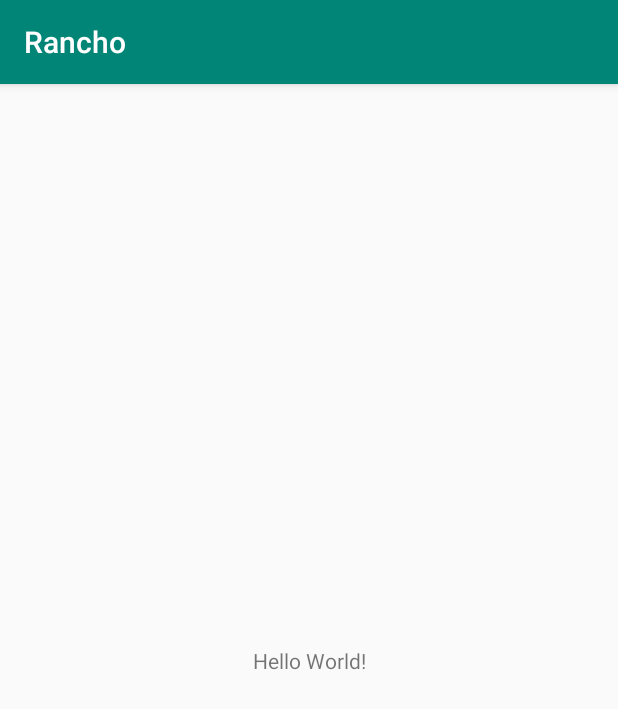
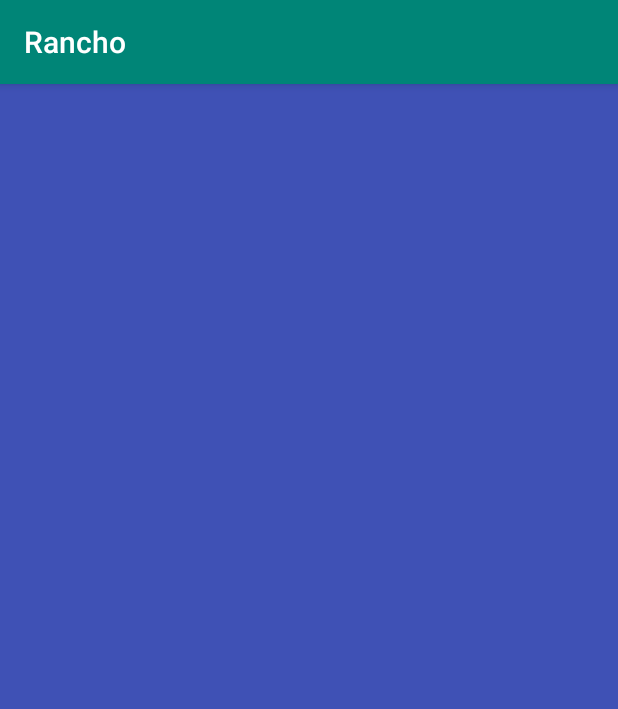
Before and after one commit to Solutione/Rancho, an Android app: the screen it shows after launch (MainActivity), on a phone screen of 412 x 824 dp. Shown: the top 709 px of the screen. Run offline under Robolectric (Android 15) with nearby library versions, the phone set to English and light mode, and no system bars.

Commit message:
svg design

```diff
--- a/app/src/main/res/layout/activity_main.xml
+++ b/app/src/main/res/layout/activity_main.xml
@@ -1,18 +1,9 @@
 <?xml version="1.0" encoding="utf-8"?>
-<androidx.constraintlayout.widget.ConstraintLayout xmlns:android="http://schemas.android.com/apk/res/android"
+<RelativeLayout xmlns:android="http://schemas.android.com/apk/res/android"
     xmlns:app="http://schemas.android.com/apk/res-auto"
     xmlns:tools="http://schemas.android.com/tools"
+    android:id="@+id/splashscreen"
     android:layout_width="match_parent"
     android:layout_height="match_parent"
-    tools:context=".MainActivity">
-
-    <TextView
-        android:layout_width="wrap_content"
-        android:layout_height="wrap_content"
-        android:text="Hello World!"
-        app:layout_constraintBottom_toBottomOf="parent"
-        app:layout_constraintLeft_toLeftOf="parent"
-        app:layout_constraintRight_toRightOf="parent"
-        app:layout_constraintTop_toTopOf="parent" />
-
-</androidx.constraintlayout.widget.ConstraintLayout>
+    android:background="#3F51B5"
+    tools:context=".MainActivity" />
```
Also changed, not shown: 1 other file.
